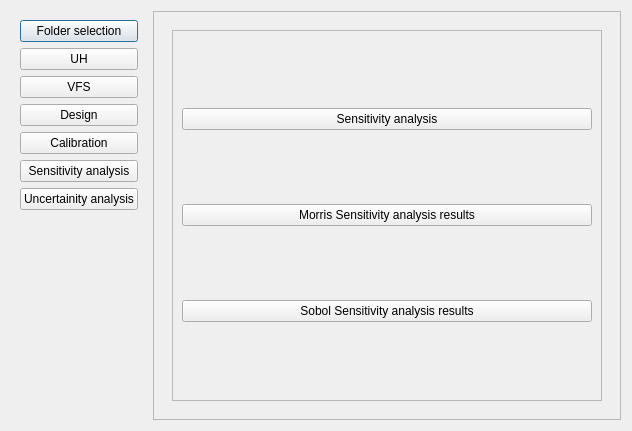
Old version of the form ui/Qvfsmod_dialog_base.ui in the repository Inigobarbe/VFSMOD-GUI.
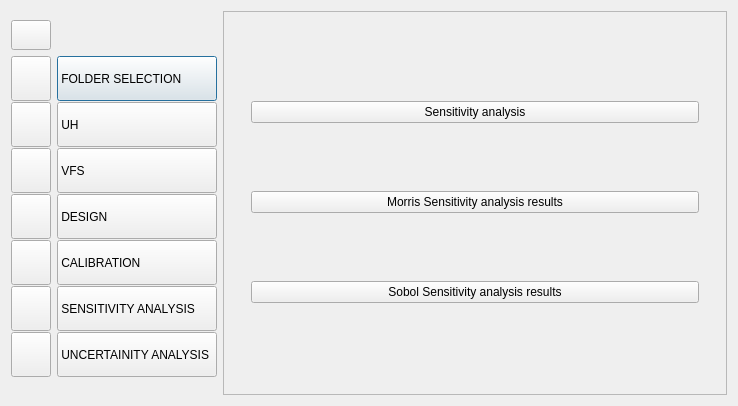
New version of the form. The open tabs and pages were chosen to show the change. Icons and pictures are not drawn.

```diff
--- a/ui/Qvfsmod_dialog_base.ui
+++ b/ui/Qvfsmod_dialog_base.ui
@@ -6,150 +6,579 @@
    <rect>
     <x>0</x>
     <y>0</y>
-    <width>632</width>
-    <height>431</height>
+    <width>738</width>
+    <height>403</height>
    </rect>
   </property>
   <property name="windowTitle">
    <string>Execution</string>
   </property>
-  <layout class="QGridLayout" name="gridLayout">
+  <layout class="QGridLayout" name="gridLayout_16">
    <item row="0" column="0">
-    <widget class="QWidget" name="widget" native="true">
-     <layout class="QVBoxLayout" name="verticalLayout_16">
-      <item>
-       <widget class="QPushButton" name="folder_selection">
-        <property name="text">
-         <string>Folder selection</string>
-        </property>
-        <property name="icon">
-         <iconset resource="../button_icons.qrc">
-          <normaloff>:/icons/images/folder_gray.svg</normaloff>
-          <normalon>:/icons/images/folder_white.svg</normalon>:/icons/images/folder_gray.svg</iconset>
-        </property>
-        <property name="checkable">
-         <bool>true</bool>
-        </property>
-        <property name="autoExclusive">
-         <bool>true</bool>
-        </property>
+    <widget class="QWidget" name="widget_3" native="true">
+     <layout class="QGridLayout" name="gridLayout_14">
+      <property name="leftMargin">
+       <number>0</number>
+      </property>
+      <property name="rightMargin">
+       <number>0</number>
+      </property>
+      <item row="1" column="1">
+       <widget class="QWidget" name="widget" native="true">
+        <layout class="QGridLayout" name="gridLayout_9">
+         <property name="leftMargin">
+          <number>0</number>
+         </property>
+         <property name="topMargin">
+          <number>0</number>
+         </property>
+         <property name="rightMargin">
+          <number>0</number>
+         </property>
+         <property name="bottomMargin">
+          <number>9</number>
+         </property>
+         <property name="horizontalSpacing">
+          <number>0</number>
+         </property>
+         <property name="verticalSpacing">
+          <number>1</number>
+         </property>
+         <item row="0" column="0">
+          <widget class="QPushButton" name="folder_selection">
+           <property name="minimumSize">
+            <size>
+             <width>0</width>
+             <height>45</height>
+            </size>
+           </property>
+           <property name="maximumSize">
+            <size>
+             <width>16777215</width>
+             <height>45</height>
+            </size>
+           </property>
+           <property name="styleSheet">
+            <string notr="true">text-align: left;</string>
+           </property>
+           <property name="text">
+            <string> FOLDER SELECTION</string>
+           </property>
+           <property name="checkable">
+            <bool>true</bool>
+           </property>
+           <property name="autoExclusive">
+            <bool>true</bool>
+           </property>
+          </widget>
+         </item>
+         <item row="4" column="0">
+          <widget class="QPushButton" name="calibration">
+           <property name="minimumSize">
+            <size>
+             <width>0</width>
+             <height>45</height>
+            </size>
+           </property>
+           <property name="maximumSize">
+            <size>
+             <width>16777215</width>
+             <height>45</height>
+            </size>
+           </property>
+           <property name="styleSheet">
+            <string notr="true">text-align: left;</string>
+           </property>
+           <property name="text">
+            <string> CALIBRATION</string>
+           </property>
+           <property name="checkable">
+            <bool>true</bool>
+           </property>
+           <property name="autoExclusive">
+            <bool>true</bool>
+           </property>
+          </widget>
+         </item>
+         <item row="3" column="0">
+          <widget class="QPushButton" name="design">
+           <property name="minimumSize">
+            <size>
+             <width>0</width>
+             <height>45</height>
+            </size>
+           </property>
+           <property name="maximumSize">
+            <size>
+             <width>16777215</width>
+             <height>45</height>
+            </size>
+           </property>
+           <property name="styleSheet">
+            <string notr="true">text-align: left;</string>
+           </property>
+           <property name="text">
+            <string> DESIGN</string>
+           </property>
+           <property name="checkable">
+            <bool>true</bool>
+           </property>
+           <property name="autoExclusive">
+            <bool>true</bool>
+           </property>
+          </widget>
+         </item>
+         <item row="5" column="0">
+          <widget class="QPushButton" name="sensitivity_analysis">
+           <property name="minimumSize">
+            <size>
+             <width>0</width>
+             <height>45</height>
+            </size>
+           </property>
+           <property name="maximumSize">
+            <size>
+             <width>16777215</width>
+             <height>45</height>
+            </size>
+           </property>
+           <property name="styleSheet">
+            <string notr="true">text-align: left;</string>
+           </property>
+           <property name="text">
+            <string> SENSITIVITY ANALYSIS</string>
+           </property>
+           <property name="checkable">
+            <bool>true</bool>
+           </property>
+           <property name="autoExclusive">
+            <bool>true</bool>
+           </property>
+          </widget>
+         </item>
+         <item row="1" column="0">
+          <widget class="QPushButton" name="uh">
+           <property name="minimumSize">
+            <size>
+             <width>0</width>
+             <height>45</height>
+            </size>
+           </property>
+           <property name="maximumSize">
+            <size>
+             <width>16777215</width>
+             <height>45</height>
+            </size>
+           </property>
+           <property name="styleSheet">
+            <string notr="true">text-align: left;</string>
+           </property>
+           <property name="text">
+            <string> UH</string>
+           </property>
+           <property name="checkable">
+            <bool>true</bool>
+           </property>
+           <property name="autoExclusive">
+            <bool>true</bool>
+           </property>
+          </widget>
+         </item>
+         <item row="2" column="0">
+          <widget class="QPushButton" name="vfs">
+           <property name="minimumSize">
+            <size>
+             <width>0</width>
+             <height>45</height>
+            </size>
+           </property>
+           <property name="maximumSize">
+            <size>
+             <width>16777215</width>
+             <height>45</height>
+            </size>
+           </property>
+           <property name="styleSheet">
+            <string notr="true">text-align: left;</string>
+           </property>
+           <property name="text">
+            <string> VFS</string>
+           </property>
+           <property name="checkable">
+            <bool>true</bool>
+           </property>
+           <property name="autoExclusive">
+            <bool>true</bool>
+           </property>
+          </widget>
+         </item>
+         <item row="6" column="0">
+          <widget class="QPushButton" name="uncertainity">
+           <property name="minimumSize">
+            <size>
+             <width>0</width>
+             <height>45</height>
+            </size>
+           </property>
+           <property name="maximumSize">
+            <size>
+             <width>16777215</width>
+             <height>45</height>
+            </size>
+           </property>
+           <property name="styleSheet">
+            <string notr="true">text-align: left;</string>
+           </property>
+           <property name="text">
+            <string> UNCERTAINITY ANALYSIS</string>
+           </property>
+           <property name="checkable">
+            <bool>true</bool>
+           </property>
+           <property name="autoExclusive">
+            <bool>true</bool>
+           </property>
+          </widget>
+         </item>
+         <item row="7" column="0">
+          <spacer name="verticalSpacer_2">
+           <property name="orientation">
+            <enum>Qt::Vertical</enum>
+           </property>
+           <property name="sizeHint" stdset="0">
+            <size>
+             <width>20</width>
+             <height>40</height>
+            </size>
+           </property>
+          </spacer>
+         </item>
+        </layout>
        </widget>
       </item>
-      <item>
-       <widget class="QPushButton" name="uh">
-        <property name="text">
-         <string>UH</string>
-        </property>
-        <property name="icon">
-         <iconset resource="../button_icons.qrc">
-          <normaloff>:/icons/images/uh_gray.svg</normaloff>
-          <normalon>:/icons/images/uh_white.svg</normalon>:/icons/images/uh_gray.svg</iconset>
-        </property>
-        <property name="checkable">
-         <bool>true</bool>
-        </property>
-        <property name="autoExclusive">
-         <bool>true</bool>
-        </property>
+      <item row="1" column="0">
+       <widget class="QWidget" name="widget_2" native="true">
+        <layout class="QGridLayout" name="gridLayout">
+         <property name="leftMargin">
+          <number>0</number>
+         </property>
+         <property name="topMargin">
+          <number>0</number>
+         </property>
+         <property name="rightMargin">
+          <number>0</number>
+         </property>
+         <property name="bottomMargin">
+          <number>0</number>
+         </property>
+         <property name="horizontalSpacing">
+          <number>0</number>
+         </property>
+         <property name="verticalSpacing">
+          <number>1</number>
+         </property>
+         <item row="5" column="0">
+          <widget class="QPushButton" name="pushButton_10">
+           <property name="minimumSize">
+            <size>
+             <width>0</width>
+             <height>45</height>
+            </size>
+           </property>
+           <property name="maximumSize">
+            <size>
+             <width>16777215</width>
+             <height>45</height>
+            </size>
+           </property>
+           <property name="text">
+            <string/>
+           </property>
+           <property name="icon">
+            <iconset resource="../button_icons.qrc">
+             <normaloff>:/icons/images/calibration_no.svg</normaloff>
+             <normalon>:/icons/images/calibration_yes.svg</normalon>:/icons/images/calibration_no.svg</iconset>
+           </property>
+           <property name="iconSize">
+            <size>
+             <width>32</width>
+             <height>32</height>
+            </size>
+           </property>
+           <property name="checkable">
+            <bool>true</bool>
+           </property>
+           <property name="autoExclusive">
+            <bool>true</bool>
+           </property>
+          </widget>
+         </item>
+         <item row="1" column="0">
+          <widget class="QPushButton" name="pushButton_6">
+           <property name="minimumSize">
+            <size>
+             <width>0</width>
+             <height>45</height>
+            </size>
+           </property>
+           <property name="maximumSize">
+            <size>
+             <width>16777215</width>
+             <height>45</height>
+            </size>
+           </property>
+           <property name="text">
+            <string/>
+           </property>
+           <property name="icon">
+            <iconset resource="../button_icons.qrc">
+             <normaloff>:/icons/images/folder_no.svg</normaloff>
+             <normalon>:/icons/images/folder_yes.svg</normalon>:/icons/images/folder_no.svg</iconset>
+           </property>
+           <property name="iconSize">
+            <size>
+             <width>32</width>
+             <height>32</height>
+            </size>
+           </property>
+           <property name="checkable">
+            <bool>true</bool>
+           </property>
+           <property name="autoExclusive">
+            <bool>true</bool>
+           </property>
+          </widget>
+         </item>
+         <item row="4" column="0">
+          <widget class="QPushButton" name="pushButton_9">
+           <property name="minimumSize">
+            <size>
+             <width>0</width>
+             <height>45</height>
+            </size>
+           </property>
+           <property name="maximumSize">
+            <size>
+             <width>16777215</width>
+             <height>45</height>
+            </size>
+           </property>
+           <property name="text">
+            <string/>
+           </property>
+           <property name="icon">
+            <iconset resource="../button_icons.qrc">
+             <normaloff>:/icons/images/design_no.svg</normaloff>
+             <normalon>:/icons/images/design_yes.svg</normalon>:/icons/images/design_no.svg</iconset>
+           </property>
+           <property name="iconSize">
+            <size>
+             <width>32</width>
+             <height>32</height>
+            </size>
+           </property>
+           <property name="checkable">
+            <bool>true</bool>
+           </property>
+           <property name="autoExclusive">
+            <bool>true</bool>
+           </property>
+          </widget>
+         </item>
+         <item row="2" column="0">
+          <widget class="QPushButton" name="pushButton_7">
+           <property name="minimumSize">
+            <size>
+             <width>0</width>
+             <height>45</height>
+            </size>
+           </property>
+           <property name="maximumSize">
+            <size>
+             <width>16777215</width>
+             <height>45</height>
+            </size>
+           </property>
+           <property name="text">
+            <string/>
+           </property>
+           <property name="icon">
+            <iconset resource="../button_icons.qrc">
+             <normaloff>:/icons/images/uh_no.svg</normaloff>
+             <normalon>:/icons/images/uh_yes.svg</normalon>:/icons/images/uh_no.svg</iconset>
+           </property>
+           <property name="iconSize">
+            <size>
+             <width>32</width>
+             <height>32</height>
+            </size>
+           </property>
+           <property name="checkable">
+            <bool>true</bool>
+           </property>
+           <property name="autoExclusive">
+            <bool>true</bool>
+           </property>
+          </widget>
+         </item>
+         <item row="6" column="0">
+          <widget class="QPushButton" name="pushButton_11">
+           <property name="minimumSize">
+            <size>
+             <width>0</width>
+             <height>45</height>
+            </size>
+           </property>
+           <property name="maximumSize">
+            <size>
+             <width>16777215</width>
+             <height>45</height>
+            </size>
+           </property>
+           <property name="text">
+            <string/>
+           </property>
+           <property name="icon">
+            <iconset resource="../button_icons.qrc">
+             <normaloff>:/icons/images/sensitivity_no.svg</normaloff>
+             <normalon>:/icons/images/sensitivity_yes.svg</normalon>:/icons/images/sensitivity_no.svg</iconset>
+           </property>
+           <property name="iconSize">
+            <size>
+             <width>35</width>
+             <height>35</height>
+            </size>
+           </property>
+           <property name="checkable">
+            <bool>true</bool>
+           </property>
+           <property name="autoExclusive">
+            <bool>true</bool>
+           </property>
+          </widget>
+         </item>
+         <item row="3" column="0">
+          <widget class="QPushButton" name="pushButton_8">
+           <property name="minimumSize">
+            <size>
+             <width>0</width>
+             <height>45</height>
+            </size>
+           </property>
+           <property name="maximumSize">
+            <size>
+             <width>16777215</width>
+             <height>45</height>
+            </size>
+           </property>
+           <property name="text">
+            <string/>
+           </property>
+           <property name="icon">
+            <iconset resource="../button_icons.qrc">
+             <normaloff>:/icons/images/vegetation_no.svg</normaloff>
+             <normalon>:/icons/images/vegetation_yes.svg</normalon>:/icons/images/vegetation_no.svg</iconset>
+           </property>
+           <property name="iconSize">
+            <size>
+             <width>32</width>
+             <height>32</height>
+            </size>
+           </property>
+           <property name="checkable">
+            <bool>true</bool>
+           </property>
+           <property name="autoExclusive">
+            <bool>true</bool>
+           </property>
+          </widget>
+         </item>
+         <item row="7" column="0">
+          <widget class="QPushButton" name="pushButton_12">
+           <property name="minimumSize">
+            <size>
+             <width>0</width>
+             <height>45</height>
+            </size>
+           </property>
+           <property name="maximumSize">
+            <size>
+             <width>16777215</width>
+             <height>45</height>
+            </size>
+           </property>
+           <property name="text">
+            <string/>
+           </property>
+           <property name="icon">
+            <iconset resource="../button_icons.qrc">
+             <normaloff>:/icons/images/uncertainity_no.svg</normaloff>
+             <normalon>:/icons/images/uncertainity_yes.svg</normalon>:/icons/images/uncertainity_no.svg</iconset>
+           </property>
+           <property name="iconSize">
+            <size>
+             <width>32</width>
+             <height>32</height>
+            </size>
+           </property>
+           <property name="checkable">
+            <bool>true</bool>
+           </property>
+           <property name="autoExclusive">
+            <bool>true</bool>
+           </property>
+          </widget>
+         </item>
+         <item row="8" column="0">
+          <spacer name="verticalSpacer">
+           <property name="orientation">
+            <enum>Qt::Vertical</enum>
+           </property>
+           <property name="sizeHint" stdset="0">
+            <size>
+             <width>20</width>
+             <height>40</height>
+            </size>
+           </property>
+          </spacer>
+         </item>
+        </layout>
        </widget>
       </item>
-      <item>
-       <widget class="QPushButton" name="vfs">
-        <property name="text">
-         <string>VFS</string>
+      <item row="0" column="0">
+       <widget class="QPushButton" name="pushButton_13">
+        <property name="minimumSize">
+         <size>
+          <width>0</width>
+          <height>30</height>
+         </size>
         </property>
-        <property name="icon">
-         <iconset resource="../button_icons.qrc">
-          <normaloff>:/icons/images/vegetation.svg</normaloff>:/icons/images/vegetation.svg</iconset>
+        <property name="styleSheet">
+         <string notr="true">		height: 50px;
+		border: none;
+		color: #f9fafd; /* Texto gris oscuro cuando el botón no está clickado */
+		background-color: #354052; /* Fondo con el color solicitado */
+		border-radius: 5px; /* Bordes redondeados para un aspecto más moderno */
+		font-family: 'Georgia'; /* Fuente aplicada */
+		font-weight: 600; /* Semi-bold *</string>
         </property>
-        <property name="checkable">
-         <bool>true</bool>
-        </property>
-        <property name="autoExclusive">
-         <bool>true</bool>
-        </property>
-       </widget>
-      </item>
-      <item>
-       <widget class="QPushButton" name="design">
         <property name="text">
-         <string>Design</string>
+         <string/>
         </property>
         <property name="icon">
          <iconset resource="../button_icons.qrc">
           <normaloff>:/icons/images/design.svg</normaloff>:/icons/images/design.svg</iconset>
         </property>
-        <property name="checkable">
-         <bool>true</bool>
-        </property>
-        <property name="autoExclusive">
-         <bool>true</bool>
-        </property>
-       </widget>
-      </item>
-      <item>
-       <widget class="QPushButton" name="calibration">
-        <property name="text">
-         <string>Calibration</string>
-        </property>
-        <property name="icon">
-         <iconset resource="../button_icons.qrc">
-          <normaloff>:/icons/images/calibration.svg</normaloff>:/icons/images/calibration.svg</iconset>
-        </property>
-        <property name="checkable">
-         <bool>true</bool>
-        </property>
-        <property name="autoExclusive">
-         <bool>true</bool>
-        </property>
-       </widget>
-      </item>
-      <item>
-       <widget class="QPushButton" name="sensitivity_analysis">
-        <property name="text">
-         <string>Sensitivity analysis</string>
-        </property>
-        <property name="icon">
-         <iconset resource="../button_icons.qrc">
-          <normaloff>:/icons/images/sensitivity.svg</normaloff>:/icons/images/sensitivity.svg</iconset>
-        </property>
-        <property name="checkable">
-         <bool>true</bool>
-        </property>
-        <property name="autoExclusive">
-         <bool>true</bool>
-        </property>
-       </widget>
-      </item>
-      <item>
-       <widget class="QPushButton" name="pushButton_5">
-        <property name="text">
-         <string>Uncertainity analysis</string>
-        </property>
-        <property name="icon">
-         <iconset resource="../button_icons.qrc">
-          <normaloff>:/icons/images/uncertainity.svg</normaloff>:/icons/images/uncertainity.svg</iconset>
-        </property>
-        <property name="checkable">
-         <bool>true</bool>
-        </property>
-        <property name="autoExclusive">
-         <bool>true</bool>
-        </property>
-       </widget>
-      </item>
-      <item>
-       <spacer name="verticalSpacer">
-        <property name="orientation">
-         <enum>Qt::Vertical</enum>
-        </property>
-        <property name="sizeHint" stdset="0">
+        <property name="iconSize">
          <size>
           <width>20</width>
-          <height>40</height>
+          <height>20</height>
          </size>
         </property>
-       </spacer>
+        <property name="checkable">
+         <bool>true</bool>
+        </property>
+       </widget>
       </item>
      </layout>
     </widget>
@@ -2377,6 +2806,9 @@
          <layout class="QGridLayout" name="gridLayout_32">
           <item row="0" column="0">
            <widget class="QScrollArea" name="scrollArea_8">
+            <property name="frameShape">
+             <enum>QFrame::NoFrame</enum>
+            </property>
             <property name="widgetResizable">
              <bool>true</bool>
             </property>
@@ -2385,8 +2817,8 @@
               <rect>
                <x>0</x>
                <y>0</y>
-               <width>367</width>
-               <height>156</height>
+               <width>487</width>
+               <height>347</height>
               </rect>
              </property>
              <layout class="QVBoxLayout" name="verticalLayout_15">
```
Left out of the diff: 271 changed lines with no effect on the pictures.
